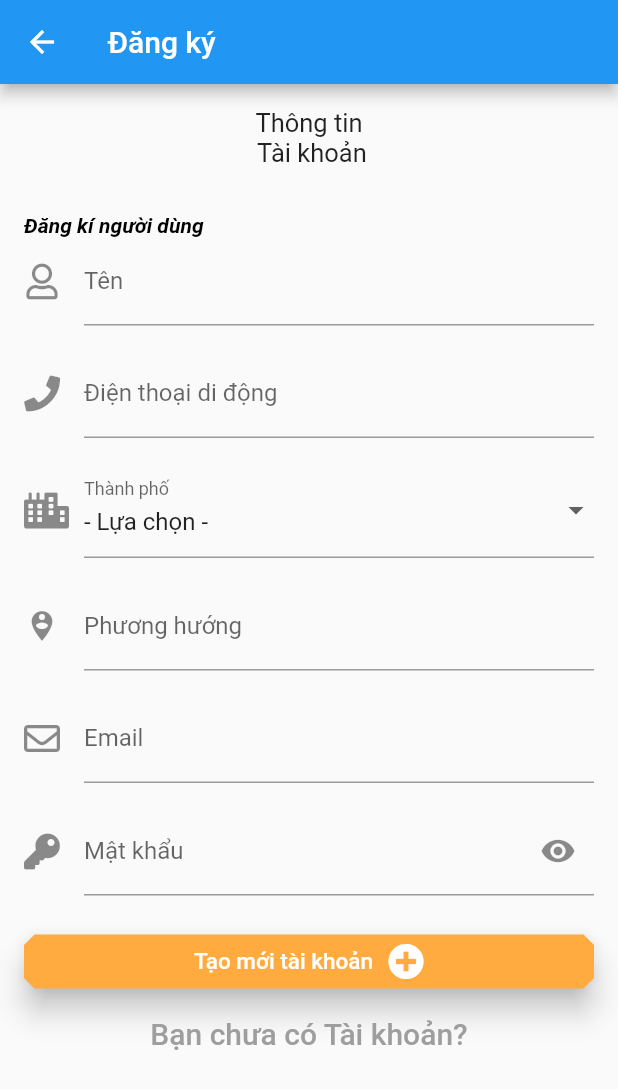
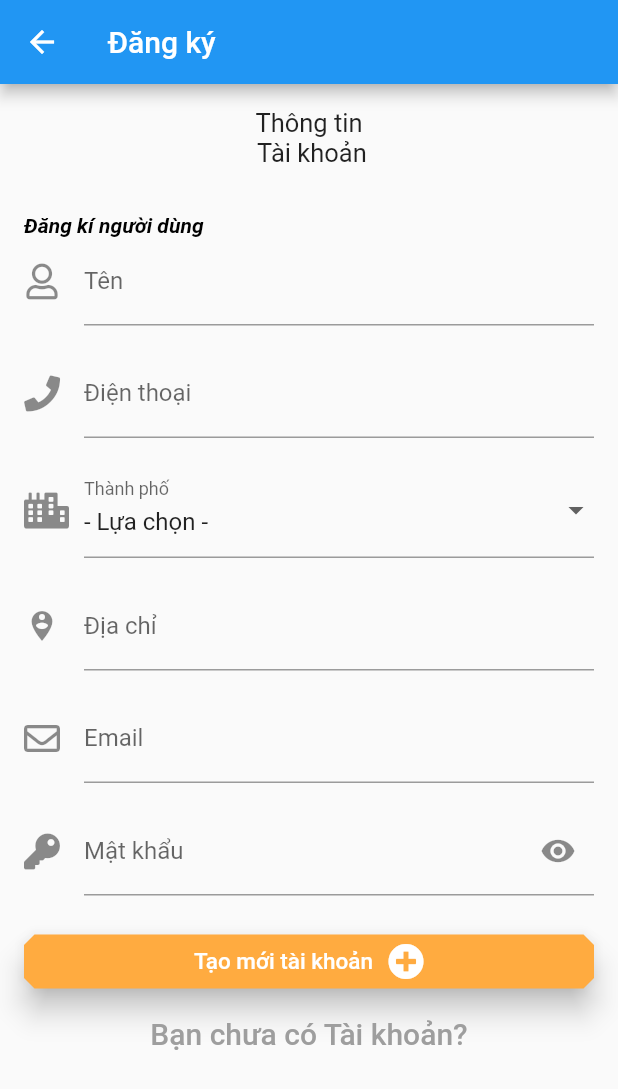
Before and after one commit to DangNam442498/DoanTH, a Flutter app: the LoginPage screen opened directly, after a tap on "Đồng ý nhập", after a tap on "Tạo mới", on a phone screen of 412 x 824 dp. Shown: the top 1089 px of the screen. Run offline on Flutter 3.47's test engine with Material 2 defaults, Android fonts, the phone set to English and light mode, and no system bars; our stand-ins replace cloud_firestore, firebase_auth, firebase_storage, font_awesome_flutter, google_maps_flutter, image_picker and 2 more; accounts and stored records are empty.

Commit message:
Update code

```diff
--- a/lib/login_admin/login_page.dart
+++ b/lib/login_admin/login_page.dart
@@ -40,7 +40,7 @@ class _LoginPageState extends State<LoginPage> {
   void initState() {
     super.initState();
     setState(() {
-      _lsaddress = getCiudadItems();
+      _lsaddress = getCityItems();
       _address = _lsaddress[0].value;
     });
   }
@@ -49,17 +49,17 @@ class _LoginPageState extends State<LoginPage> {
     return await Firestore.instance.collection('city').getDocuments();
   }
 
-  //Dropdownlist from firestore
-  List<DropdownMenuItem<String>> getCiudadItems() {
+  //Dropdownlist lấy dữ liệu từ Firebase
+  List<DropdownMenuItem<String>> getCityItems() {
     List<DropdownMenuItem<String>> items = List();
-    QuerySnapshot dataCiudades;
+    QuerySnapshot dataCity;
     getData().then((data) {
-      dataCiudades = data;
-      dataCiudades.documents.forEach((obj) {
-        print('${obj.documentID} ${obj['nombre']}');
+      dataCity = data;
+      dataCity.documents.forEach((obj) {
+        print('Lấy dữ liệu đăng ký: ${obj.documentID} ${obj['name']}');
         items.add(DropdownMenuItem(
           value: obj.documentID,
-          child: Text(obj['nombre']),
+          child: Text(obj['name']),
         ));
       });
     }).catchError((error) => print('Có lỗi' + error));
@@ -250,7 +250,7 @@ class _LoginPageState extends State<LoginPage> {
         TextFormField(
           keyboardType: TextInputType.phone,
           decoration: InputDecoration(
-            labelText: 'Điện thoại di động',
+            labelText: 'Điện thoại',
             icon: Icon(FontAwesomeIcons.phone),
           ),
           validator: (value) =>
@@ -280,7 +280,7 @@ class _LoginPageState extends State<LoginPage> {
         TextFormField(
             keyboardType: TextInputType.text,
             decoration: InputDecoration(
-              labelText: 'Phương hướng',
+              labelText: 'Địa chỉ',
               icon: Icon(Icons.person_pin_circle),
             ),
             validator: (value) => value.isEmpty ? 'Địa chỉ không được để trống' : null,
--- a/lib/main.dart
+++ b/lib/main.dart
@@ -13,7 +13,7 @@ class MyApp extends StatelessWidget {
   Widget build(BuildContext context) {
     return MaterialApp(
       debugShowCheckedModeBanner: false,
-      title: 'Recipes',
+      title: 'Công thức món ăn',
       theme: ThemeData(
         //brightness: Brightness.dark,
         primarySwatch: Colors.blue,
--- a/lib/page/admin/show_recipe.dart
+++ b/lib/page/admin/show_recipe.dart
@@ -38,7 +38,7 @@ class _InicioPageState extends State<InicioPage> {
     setState(() {
       Auth().currentUser().then((onValue) {
         userID = onValue;
-        print('user id $userID');
+        print('Đăng nhập với user: $userID');
       });
     });
   }
--- a/lib/page/admin/view_recipe.dart
+++ b/lib/page/admin/view_recipe.dart
@@ -130,7 +130,7 @@ class _ViewRecipeState extends State<ViewRecipe> {
   Widget build(BuildContext context) {
     return Scaffold(
       appBar: AppBar(
-        title: Text('View Recipe'),
+        title: Text('Chi tiết công thức'),
       ),
       body: ModalProgressHUD(
           inAsyncCall: _isInAsyncCall,
--- a/lib/widgets/home_page.dart
+++ b/lib/widgets/home_page.dart
@@ -33,7 +33,7 @@ class _HomePageRecipesState extends State<HomePageRecipes> {
             alignment: Alignment.topCenter,
             child: Container(
               child: Text(
-                'Favorite',
+                'Yêu thích',
                 style: TextStyle(
                     color: Colors.black,
                     fontSize: 18.0,
--- a/pubspec.yaml
+++ b/pubspec.yaml
@@ -28,7 +28,7 @@ dependencies:
   # The following adds the Cupertino Icons font to your application.
   # Use with the CupertinoIcons class for iOS style icons.
   cupertino_icons: ^0.1.3
-  image_picker: ^0.6.6+1
+  image_picker: ^0.6.7+1
   font_awesome_flutter: ^8.8.1
   firebase_auth: ^0.16.0
   date_format: ^1.0.8
@@ -37,7 +37,7 @@ dependencies:
   intro_slider: ^2.3.1
   path_provider: ^1.6.8
   firebase_analytics: ^5.0.11
-  google_maps_flutter: ^0.5.27+3
+  google_maps_flutter: ^0.5.28+1
   firebase_storage: ^3.1.5
   cloud_firestore: ^0.13.5
 
```
Also changed, not shown: lib/page/maps_page.dart (+17 -23 lines), lib/widgets/food_body.dart (+8 -8 lines), lib/widgets/foot_top.dart (+11 -10 lines), pubspec.lock, 2 other files.
